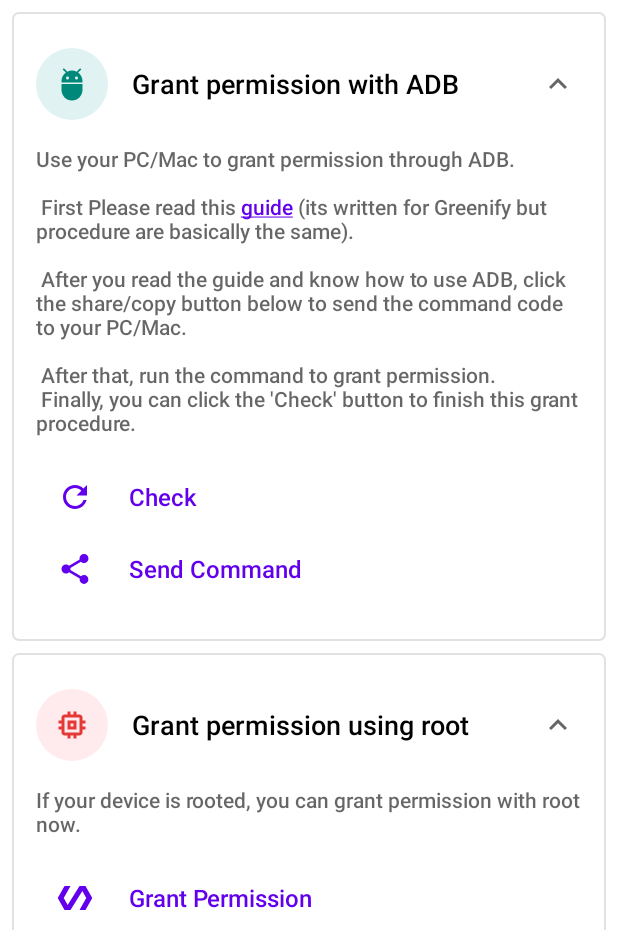
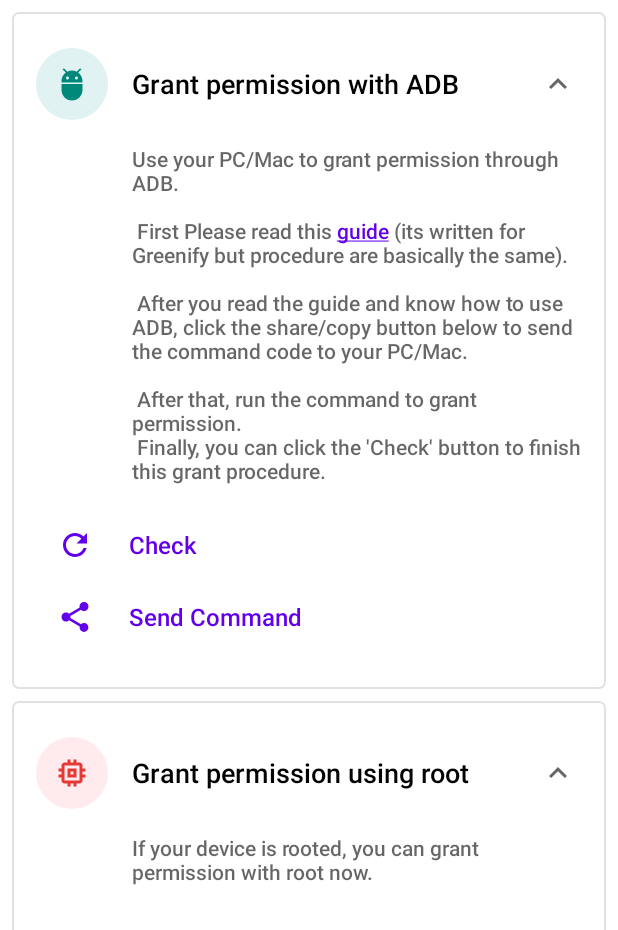
Before and after one commit to 0ranko0P/AutoDark, an Android app: the PermissionActivity screen opened directly, with no data from a screen before it, on a phone screen of 412 x 824 dp, the part 306-1236 px from its top. Run offline under Robolectric (Android 15) with nearby library versions, the phone set to English and light mode, and no system bars; our stand-ins replace Timber, data binding; libraries missing offline, so code that uses them is left out: com.marcdonald.simplelicensedisplay, rikka.shizuku; 6 statements that could not run were skipped.

Commit message:
Improve permissionLayout style

```diff
--- a/app/src/main/java/me/ranko/autodark/ui/widget/PermissionLayout.java
+++ b/app/src/main/java/me/ranko/autodark/ui/widget/PermissionLayout.java
@@ -36,27 +36,28 @@ public class PermissionLayout extends LinearLayout implements View.OnClickListen
     public PermissionLayout(@NonNull Context context, @Nullable AttributeSet attrs, int defStyleAttr) {
         super(context, attrs, defStyleAttr);
         final TypedArray a = context.obtainStyledAttributes(attrs, R.styleable.PermissionLayout, defStyleAttr, 0);
+        setOrientation(VERTICAL);
 
-        LayoutInflater.from(context).inflate(R.layout.widget_permission, this, true);
+        View container = LayoutInflater.from(context).inflate(R.layout.widget_permission, this, true);
 
-        mIcon = findViewById(R.id.icon);
+        mIcon = container.findViewById(R.id.icon);
         mIcon.setImageResource(a.getResourceId(R.styleable.PermissionLayout_srcIcon, android.R.drawable.ic_btn_speak_now));
         if (a.hasValue(R.styleable.PermissionLayout_iconColor)) {
             mIcon.setColorName(Objects.requireNonNull(a.getString(R.styleable.PermissionLayout_iconColor)));
         }
 
-        mTitle = findViewById(R.id.title);
+        mTitle = container.findViewById(R.id.title);
         if (a.hasValue(R.styleable.PermissionLayout_title))
             mTitle.setText(a.getText(R.styleable.PermissionLayout_title));
 
-        mExpandableButton = findViewById(R.id.button);
+        mExpandableButton = container.findViewById(R.id.button);
         if (a.getBoolean(R.styleable.PermissionLayout_expandable, true)) {
             mExpandableButton.setOnClickListener(this);
         } else {
             mExpandableButton.setVisibility(View.GONE);
         }
 
-        mExpandableLayout = findViewById(R.id.expandable);
+        mExpandableLayout = container.findViewById(R.id.expandable);
         if (a.hasValue(R.styleable.PermissionLayout_expandDescription)) {
             isExpanded = a.getBoolean(R.styleable.PermissionLayout_expandDescription, false);
             if (isExpanded ^ mExpandableLayout.isExpanded()) {
@@ -65,7 +66,7 @@ public class PermissionLayout extends LinearLayout implements View.OnClickListen
             }
         }
 
-        mDescription = findViewById(R.id.description);
+        mDescription = container.findViewById(R.id.description);
         if (a.hasValue(R.styleable.PermissionLayout_description)) {
             mDescription.setText(a.getText(R.styleable.PermissionLayout_description));
         }
--- a/app/src/main/res/layout/content_permission_scroll.xml
+++ b/app/src/main/res/layout/content_permission_scroll.xml
@@ -60,7 +60,6 @@
             style="@style/CardStyle"
             android:layout_width="match_parent"
             android:layout_height="wrap_content"
-            android:orientation="vertical"
             app:description="@string/adb_description"
             app:expandDescription="true"
             app:iconColor="teal"
@@ -92,7 +91,6 @@
             style="@style/CardStyle"
             android:layout_width="match_parent"
             android:layout_height="wrap_content"
-            android:orientation="vertical"
             app:description="@string/root_description"
             app:expandDescription="true"
             app:iconColor="red"
--- a/app/src/main/res/layout/content_permission_shizuku_card.xml
+++ b/app/src/main/res/layout/content_permission_shizuku_card.xml
@@ -14,7 +14,6 @@
         style="@style/CardStyle"
         android:layout_width="match_parent"
         android:layout_height="wrap_content"
-        android:orientation="vertical"
         app:description="@string/shizuku_description"
         app:expandDescription="true"
         app:iconColor="indigo"
--- a/app/src/main/res/layout/widget_permission.xml
+++ b/app/src/main/res/layout/widget_permission.xml
@@ -1,20 +1,16 @@
 <?xml version="1.0" encoding="utf-8"?>
-<merge xmlns:android="http://schemas.android.com/apk/res/android"
+<RelativeLayout xmlns:android="http://schemas.android.com/apk/res/android"
     xmlns:app="http://schemas.android.com/apk/res-auto"
     xmlns:tools="http://schemas.android.com/tools"
     android:layout_width="match_parent"
     android:layout_height="wrap_content">
 
-    <LinearLayout android:id="@+id/titleRoot"
-        android:layout_width="match_parent"
-        android:layout_height="wrap_content"
-        android:gravity="center_vertical"
-        android:orientation="horizontal">
-
     <me.ranko.autodark.ui.widget.MaterialCircleIconView
         android:id="@+id/icon"
         android:layout_width="wrap_content"
         android:layout_height="wrap_content"
+        android:layout_alignParentStart="true"
+        android:layout_alignParentTop="true"
         android:duplicateParentState="true"
         android:importantForAccessibility="no"
         tools:src="@drawable/ic_adb" />
@@ -23,25 +19,34 @@
         style="@style/CardTitle"
         android:layout_width="0dp"
         android:layout_height="wrap_content"
-            android:layout_weight="1"
+        android:layout_alignBottom="@id/icon"
+        android:layout_alignParentTop="true"
+        android:layout_toStartOf="@id/button"
+        android:layout_toEndOf="@id/icon"
+        android:gravity="center_vertical"
         tools:text="@string/adb_title" />
 
     <me.ranko.autodark.ui.widget.CheckedImageView
         android:id="@+id/button"
         android:layout_width="@dimen/permission_padding_expand_icon_size"
         android:layout_height="@dimen/permission_padding_expand_icon_size"
+        android:layout_alignBottom="@id/icon"
+        android:layout_alignParentTop="true"
+        android:layout_alignParentEnd="true"
         android:layout_marginStart="@dimen/permission_padding_expand_icon_margin"
         android:background="?android:selectableItemBackgroundBorderless"
         android:scaleType="centerInside"
         android:src="@drawable/btn_expand_material_anim_24dp"
         android:tint="?android:textColorSecondary"
         android:tintMode="src_in" />
-    </LinearLayout>
 
     <me.ranko.autodark.ui.widget.ExpandableLayout
         android:id="@+id/expandable"
         android:layout_width="match_parent"
         android:layout_height="wrap_content"
+        android:layout_below="@id/icon"
+        android:layout_alignStart="@id/title"
+        android:layout_alignParentEnd="true"
         android:layout_marginTop="@dimen/permission_margin_description_vertical"
         android:layout_marginBottom="@dimen/permission_margin_description_vertical"
         app:isExpanded="true">
@@ -53,4 +58,4 @@
             android:textColor="?android:textColorSecondary"
             tools:text="@string/adb_description" />
     </me.ranko.autodark.ui.widget.ExpandableLayout>
-</merge>
+</RelativeLayout>
```
Lines whose indentation alone changed are shown as unchanged.
